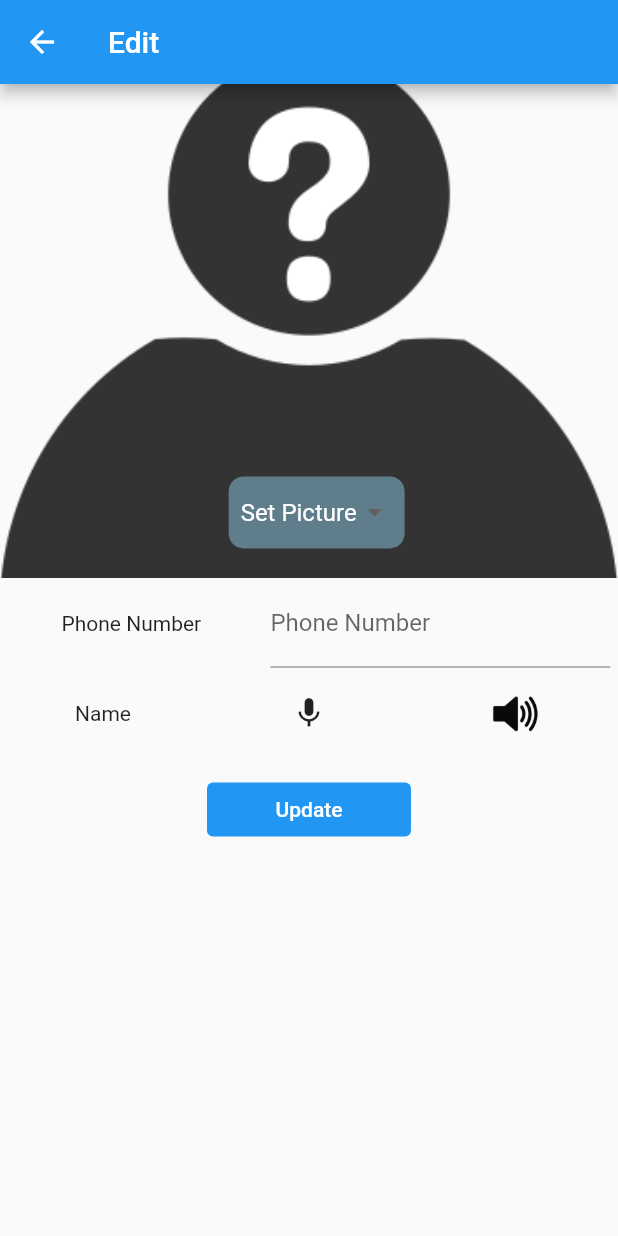
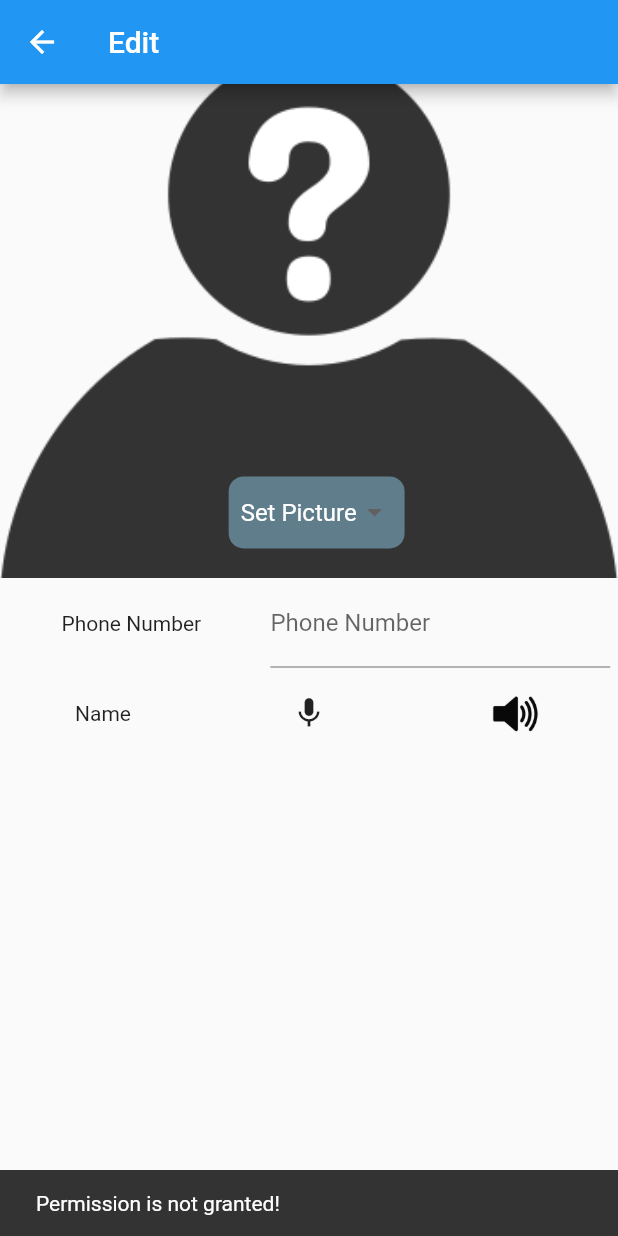
Before and after one commit to saiyitaung/contactdemo, a Flutter app: the EditContact screen opened directly with empty values, after a tap on the "mic" icon, on a phone screen of 412 x 824 dp. Run offline on Flutter 3.47's test engine with Material 2 defaults, Android fonts, the light colour scheme and no system bars; our stand-ins replace audioplayers, flutter_slidable, hive, hive_flutter, image_picker; missing offline and left inert: call_log, flutter_audio_recorder2, flutter_phone_direct_caller; accounts and stored records are empty; statements that could not run were skipped.

Commit message:
fix some bugs and testign edit contact pic and audio name

```diff
--- a/lib/editcontact.dart
+++ b/lib/editcontact.dart
@@ -1,9 +1,13 @@
 import 'dart:io';
 
 import 'package:flutter/material.dart';
+import 'package:hive/hive.dart';
 import 'package:image_picker/image_picker.dart';
 import 'package:mycontactapp/entity/mycontact.dart';
 import 'package:mycontactapp/logger/mylogger.dart';
+import 'package:mycontactapp/recordvoicename.dart';
+import 'package:mycontactapp/utils/util.dart';
+import 'package:path_provider/path_provider.dart';
 
 class EditContact extends StatefulWidget {
   final MyContact contact;
@@ -14,14 +18,19 @@
 class _EditContactState extends State<EditContact> {
   MyContact contact;
   MyLogger logger = MyLogger("_EditContactState", "");
-  TextEditingController phCtl=TextEditingController();
+  File? _imageFile;
+  PickedFile? _pickFile;
+  final ImagePicker _picker = new ImagePicker();
+  TextEditingController phCtl = TextEditingController();
+  Box<MyContact> box=Hive.box(DB);
   _EditContactState(this.contact);
-  void initState(){
+  void initState() {
     super.initState();
     setState(() {
-      phCtl.text=contact.numbers!.first;
+      phCtl.text = contact.numbers!.first;
     });
   }
+
   Widget build(BuildContext context) {
     double h = MediaQuery.of(context).size.height;
     double w = MediaQuery.of(context).size.width;
@@ -52,7 +61,8 @@
                   Positioned(
                     bottom: 20,
                     left: (MediaQuery.of(context).size.width / 100) * 37,
-                    child: Container(child:DropdownButton<ImageSource>(
+                    child: Container(
+                      child: DropdownButton<ImageSource>(
                         dropdownColor: Colors.blueGrey,
                         underline: Container(),
                         items: [
@@ -66,17 +76,41 @@
                           )
                         ],
                         onChanged: (v) async {
+                          final appPath = await getExternalStorageDirectory();
                           if (v == ImageSource.camera) {
-                          logger.log("Image Source Camera");
+                            _pickFile = await _picker.getImage(
+                                source: ImageSource.camera);
+                            _imageFile = File(_pickFile!.path);
+                            logger.log("Update profile pic from camera");
                           } else {
-                          logger.log("Image Source gallery");
+                            _pickFile = await _picker.getImage(
+                                source: ImageSource.gallery);
+                            _imageFile = File(_pickFile!.path);
+                            logger.log("Update profile pic from gallery");
                           }
+                          // get file name
+                          final _fileName = _pickFile!.path.split("/").last;
+                          //get file ext
+                          final _fileExt = _fileName.split(".").last;
+                          //copy image file to appdir and rename with contact's uuid
+                          //final _oldPic=contact.picture;
+                          await _imageFile!.copy(
+                              appPath!.path + "/" + contact.uuid! + _fileExt);
+
+                          setState(() {
+                            contact.picture=appPath.path+"/"+contact.uuid!+_fileExt;
+                                box.put(contact.uuid, contact);
+                              });
+
                         },
                         selectedItemBuilder: (context) {
                           return [
                             DropdownMenuItem<ImageSource>(
-                            child:  Text("Set Picture",
-                                style: TextStyle(color: Colors.white,),
+                              child: Text(
+                                "Set Picture",
+                                style: TextStyle(
+                                  color: Colors.white,
+                                ),
                               ),
                               value: ImageSource.camera,
                             ),
@@ -87,7 +121,6 @@
                       decoration: BoxDecoration(
                         borderRadius: BorderRadius.circular(10),
                         color: Colors.blueGrey,
-
                       ),
                       padding: EdgeInsets.symmetric(horizontal: 8),
                     ),
@@ -138,16 +171,45 @@
                     child: IconButton(
                       icon: Icon(Icons.mic),
                       onPressed: () async {
-
+                        final dirPath = await getExternalStorageDirectory();
+                        showModalBottomSheet<bool>(
+                            isDismissible: false,
+                            enableDrag: false,
+                            context: context,
+                            builder: (context) {
+                              return RecordVoiceName(
+                                  contact.uuid!, dirPath!.path, false);
+                            }).then((value) async {
+                              logger.log("return from recordvoice $value");
+                          // if true replace old file with update file
+                          File f = File(dirPath!.path +"/"+
+                              contact.uuid! +
+                              "_tempupdate" +
+                              ".wav");
+                          if (await f.exists()) {
+                            if (value!) {
+                              logger.log("update audiofile here!");
+                              final filePath =
+                                  dirPath.path + "/" + contact.uuid! + ".wav";
+                              final oldFile = File(filePath);
+                              logger.log("deleting old audio file");
+                              await oldFile.delete();
+                              logger.log("Rename updated file");
+                              await f.rename(filePath);
+                            } else {
+                              //else delete an update recorded audio file
+                              await f.delete();
+                              logger.log("doesn't want to save a update!");
+                            }
+                          }
+                        });
                       },
                     ),
                     width: (MediaQuery.of(context).size.width / 100) * 30,
                   ),
                   Container(
                     child: IconButton(
-                      onPressed: () async {
-
-                      },
+                      onPressed: () async {},
                       icon: Image(
                         image: AssetImage("assets/img/speaker.png"),
                       ),
@@ -160,24 +222,24 @@
             SizedBox(
               height: 10,
             ),
-            Container(
-              width: MediaQuery.of(context).size.width,
-              child: Center(
-                  child: TextButton(
-                style: TextButton.styleFrom(backgroundColor: Colors.blue),
-                onPressed: () async {
+            // Container(
+            //   width: MediaQuery.of(context).size.width,
+            //   child: Center(
+            //       child: TextButton(
+            //     style: TextButton.styleFrom(backgroundColor: Colors.blue),
+            //     onPressed: () async {
 
-                },
-                child: Container(
-                  child: Center(
-                      child: Text(
-                    "Update",
-                    style: TextStyle(color: Colors.white),
-                  )),
-                  width: 120,
-                ),
-              )),
-            ),
+            //     },
+            //     child: Container(
+            //       child: Center(
+            //           child: Text(
+            //         "Update",
+            //         style: TextStyle(color: Colors.white),
+            //       )),
+            //       width: 120,
+            //     ),
+            //   )),
+            // ),
           ],
         ),
       ),
--- a/lib/newcontact.dart
+++ b/lib/newcontact.dart
@@ -21,6 +21,7 @@
   final ImagePicker _picker = new ImagePicker();
   TextEditingController phCtl = TextEditingController();
   final String uuid = Uuid().v4().toString();
+  AudioPlayer player =AudioPlayer();
   MyLogger logger = MyLogger("NewContact", "");
 
   void initState() {
@@ -181,8 +182,9 @@
                         Directory? dir = await getExternalStorageDirectory();
                         if (await File(dir!.path + "/" + uuid + ".wav")
                             .exists()) {
-                          await AudioPlayer()
-                              .play(dir.path + "/" + uuid + ".wav");
+                          // await AudioPlayer()
+                          //     .play(dir.path + "/" + uuid + ".wav");
+                          player.play(dir.path+"/"+uuid+".wav");
                         }
                       },
                       icon: Image(
--- a/lib/recordvoicename.dart
+++ b/lib/recordvoicename.dart
@@ -160,7 +160,7 @@
       child: Row(
         mainAxisAlignment: MainAxisAlignment.center,
         children: [
-          Text(names[names.length - 1]),
+          Text(names[names.length - 1].substring(0,10)+".wav"),
           IconButton(
             icon: Icon(
               Icons.delete,
```
Also changed, not shown: lib/detail.dart (+24 -7 lines), lib/home.dart (+4 -5 lines). Lines whose indentation alone changed are shown as unchanged.
